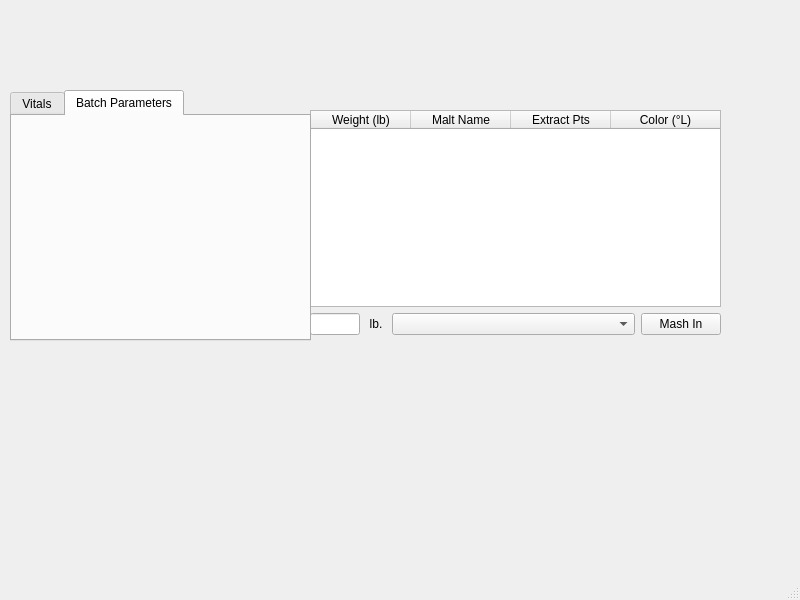
Old version of the form pymurgui.ui in the repository samcintosh89/Pymurgist.
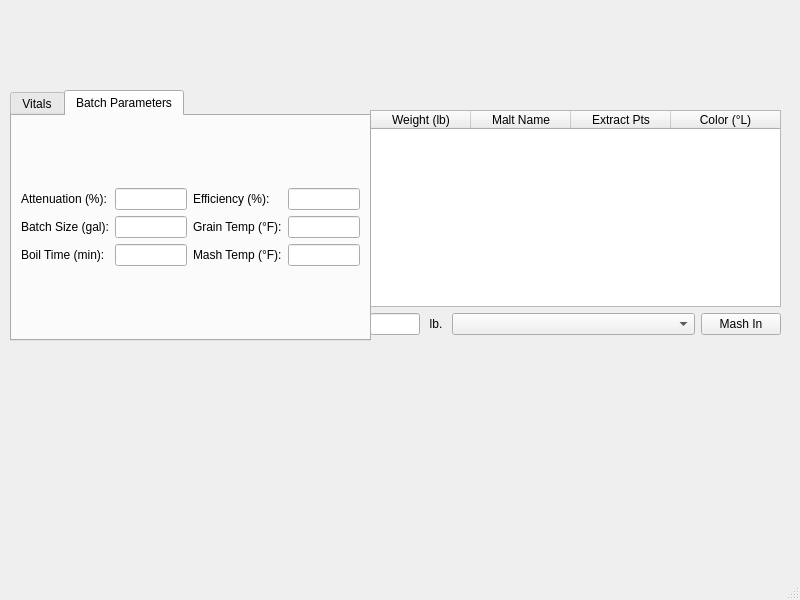
New version of the form. The open tabs and pages were chosen to show the change.

```diff
--- a/pymurgui.ui
+++ b/pymurgui.ui
@@ -17,7 +17,7 @@
    <widget class="QWidget" name="verticalLayoutWidget">
     <property name="geometry">
      <rect>
-      <x>310</x>
+      <x>370</x>
       <y>110</y>
       <width>411</width>
       <height>225</height>
@@ -45,6 +45,9 @@
         <property name="text">
          <string>Weight (lb)</string>
         </property>
+        <property name="textAlignment">
+         <set>AlignHCenter|AlignVCenter|AlignCenter</set>
+        </property>
        </column>
        <column>
         <property name="text">
@@ -55,11 +58,17 @@
         <property name="text">
          <string>Extract Pts</string>
         </property>
+        <property name="textAlignment">
+         <set>AlignHCenter|AlignVCenter|AlignCenter</set>
+        </property>
        </column>
        <column>
         <property name="text">
          <string>Color (°L)</string>
         </property>
+        <property name="textAlignment">
+         <set>AlignHCenter|AlignVCenter|AlignCenter</set>
+        </property>
        </column>
       </widget>
      </item>
@@ -143,7 +152,7 @@
      <rect>
       <x>10</x>
       <y>90</y>
-      <width>301</width>
+      <width>361</width>
       <height>251</height>
      </rect>
     </property>
@@ -317,6 +326,141 @@
      <attribute name="title">
       <string>Batch Parameters</string>
      </attribute>
+     <layout class="QGridLayout" name="gridLayout_4">
+      <item row="0" column="0">
+       <layout class="QGridLayout" name="gridLayout_3">
+        <item row="1" column="2">
+         <widget class="QLabel" name="label_14">
+          <property name="text">
+           <string>Grain Temp (°F):</string>
+          </property>
+         </widget>
+        </item>
+        <item row="0" column="1">
+         <widget class="QLineEdit" name="attenuationEdit">
+          <property name="sizePolicy">
+           <sizepolicy hsizetype="Preferred" vsizetype="Fixed">
+            <horstretch>0</horstretch>
+            <verstretch>0</verstretch>
+           </sizepolicy>
+          </property>
+          <property name="echoMode">
+           <enum>QLineEdit::Normal</enum>
+          </property>
+          <property name="alignment">
+           <set>Qt::AlignCenter</set>
+          </property>
+         </widget>
+        </item>
+        <item row="2" column="0">
+         <widget class="QLabel" name="label_15">
+          <property name="text">
+           <string>Boil Time (min):</string>
+          </property>
+         </widget>
+        </item>
+        <item row="0" column="0">
+         <widget class="QLabel" name="label_12">
+          <property name="sizePolicy">
+           <sizepolicy hsizetype="Preferred" vsizetype="Preferred">
+            <horstretch>0</horstretch>
+            <verstretch>0</verstretch>
+           </sizepolicy>
+          </property>
+          <property name="text">
+           <string>Attenuation (%):</string>
+          </property>
+         </widget>
+        </item>
+        <item row="2" column="2">
+         <widget class="QLabel" name="label_17">
+          <property name="text">
+           <string>Mash Temp (°F):</string>
+          </property>
+         </widget>
+        </item>
+        <item row="1" column="0">
+         <widget class="QLabel" name="label_13">
+          <property name="text">
+           <string>Batch Size (gal):</string>
+          </property>
+         </widget>
+        </item>
+        <item row="1" column="1">
+         <widget class="QLineEdit" name="batchsizeEdit">
+          <property name="sizePolicy">
+           <sizepolicy hsizetype="Preferred" vsizetype="Fixed">
+            <horstretch>0</horstretch>
+            <verstretch>0</verstretch>
+           </sizepolicy>
+          </property>
+          <property name="alignment">
+           <set>Qt::AlignCenter</set>
+          </property>
+         </widget>
+        </item>
+        <item row="2" column="1">
+         <widget class="QLineEdit" name="boiltimeEdit">
+          <property name="sizePolicy">
+           <sizepolicy hsizetype="Preferred" vsizetype="Fixed">
+            <horstretch>0</horstretch>
+            <verstretch>0</verstretch>
+           </sizepolicy>
+          </property>
+          <property name="alignment">
+           <set>Qt::AlignCenter</set>
+          </property>
+         </widget>
+        </item>
+        <item row="0" column="2">
+         <widget class="QLabel" name="label_11">
+          <property name="text">
+           <string>Efficiency (%):</string>
+          </property>
+         </widget>
+        </item>
+        <item row="0" column="3">
+         <widget class="QLineEdit" name="efficiencyEdit">
+          <property name="sizePolicy">
+           <sizepolicy hsizetype="Preferred" vsizetype="Fixed">
+            <horstretch>0</horstretch>
+            <verstretch>0</verstretch>
+           </sizepolicy>
+          </property>
+          <property name="alignment">
+           <set>Qt::AlignCenter</set>
+          </property>
+         </widget>
+        </item>
+        <item row="1" column="3">
+         <widget class="QLineEdit" name="graintempEdit">
+          <property name="sizePolicy">
+           <sizepolicy hsizetype="Preferred" vsizetype="Fixed">
+            <horstretch>0</horstretch>
+            <verstretch>0</verstretch>
+           </sizepolicy>
+          </property>
+          <property name="alignment">
+           <set>Qt::AlignCenter</set>
+          </property>
+         </widget>
+        </item>
+        <item row="2" column="3">
+         <widget class="QLineEdit" name="mashtempEdit">
+          <property name="sizePolicy">
+           <sizepolicy hsizetype="Preferred" vsizetype="Fixed">
+            <horstretch>0</horstretch>
+            <verstretch>0</verstretch>
+           </sizepolicy>
+          </property>
+          <property name="alignment">
+           <set>Qt::AlignCenter</set>
+          </property>
+         </widget>
+        </item>
+       </layout>
+      </item>
+     </layout>
     </widget>
    </widget>
    <zorder>verticalLayoutWidget</zorder>
```
Left out of the diff: 5 changed lines with no effect on the pictures.
